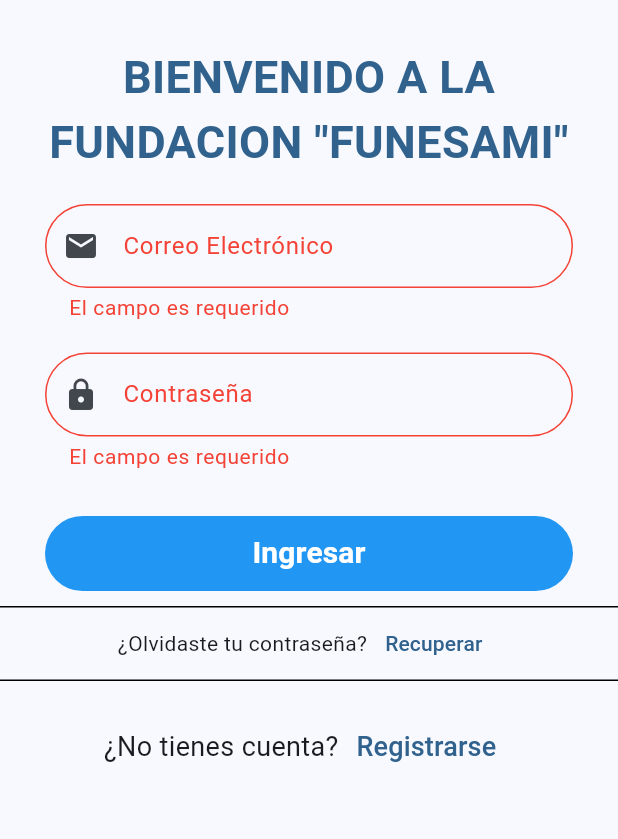
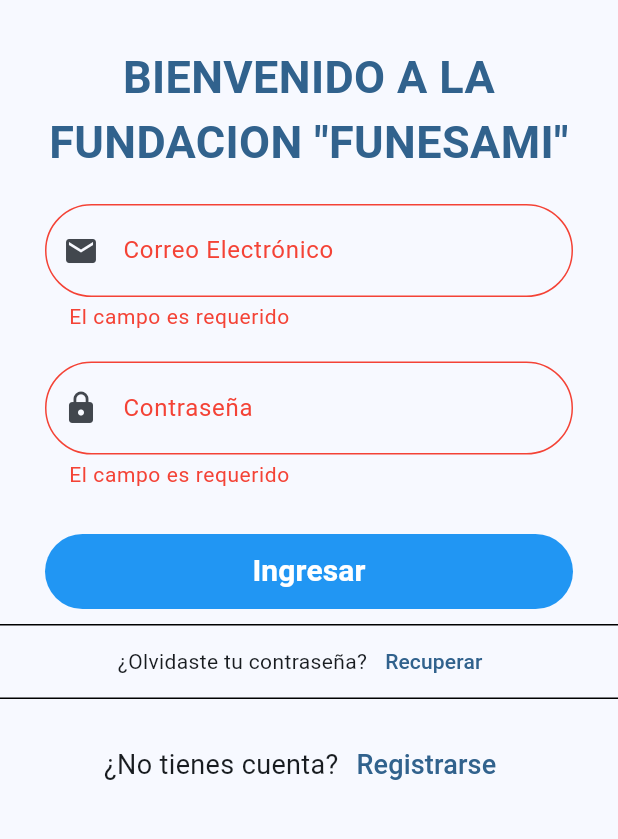
Before and after one commit to aaquinonez01/fundacion_app_paciente, a Flutter app: the screen it shows after launch, after a tap on "Ingresar", on a phone screen of 412 x 824 dp, the part 300-1139 px from its top. Run offline on Flutter 3.47's test engine with Material 3 defaults, Android fonts, the phone set to English and light mode, and no system bars; our stand-ins replace dio, flutter_dotenv, flutter_riverpod, formz, go_router, shared_preferences; network calls fail.

Commit message:
Update changes

```diff
--- a/lib/auth/presentation/providers/login_form_provider.dart
+++ b/lib/auth/presentation/providers/login_form_provider.dart
@@ -43,11 +43,7 @@ class FormularioNotifier extends StateNotifier<FormularioState> {
 
     try {
       // Simula un proceso de envío
-      print('Enviando formulario...');
-      print(state.email.value);
-      print(state.password.value);
       await loginUserCallback(state.email.value, state.password.value);
-      print('Formulario enviado con éxito');
     } catch (e) {
       print('Error al enviar el formulario: $e');
     } finally {
--- /dev/null
+++ b/lib/auth/presentation/screens/check_auth_status_screen.dart
@@ -0,0 +1,14 @@
+import 'package:flutter/material.dart';
+
+class CheckAuthStatusScreen extends StatelessWidget {
+  const CheckAuthStatusScreen({super.key});
+
+  @override
+  Widget build(BuildContext context) {
+    return const Scaffold(
+      body: Center(
+        child: CircularProgressIndicator(strokeWidth: 2),
+      ),
+    );
+  }
+}
--- a/lib/auth/presentation/widgets/login_form.dart
+++ b/lib/auth/presentation/widgets/login_form.dart
@@ -1,7 +1,7 @@
 import 'package:flutter/material.dart';
 import 'package:flutter_riverpod/flutter_riverpod.dart';
 import 'package:fundacion_paciente_app/auth/presentation/providers/login_form_provider.dart';
-import 'package:fundacion_paciente_app/shared/presentation/widgets/custom_text_form_field.dart';
+import 'package:fundacion_paciente_app/shared/presentation/widgets/custom_text_form_fiield.dart';
 
 class LoginForm extends ConsumerWidget {
   const LoginForm({
--- a/lib/auth/presentation/widgets/register_form.dart
+++ b/lib/auth/presentation/widgets/register_form.dart
@@ -1,7 +1,7 @@
 import 'package:flutter/material.dart';
 import 'package:flutter_riverpod/flutter_riverpod.dart';
 import 'package:fundacion_paciente_app/auth/presentation/providers/register_form_provider.dart';
-import 'package:fundacion_paciente_app/shared/presentation/widgets/custom_text_form_field.dart';
+import 'package:fundacion_paciente_app/shared/presentation/widgets/custom_text_form_fiield.dart';
 
 class RegisterForm extends ConsumerWidget {
   const RegisterForm({
--- a/lib/config/constants/enviroments.dart
+++ b/lib/config/constants/enviroments.dart
@@ -3,6 +3,7 @@ import 'package:flutter_dotenv/flutter_dotenv.dart';
 class Environment {
   static initEnvironment() async {
     await dotenv.load(fileName: '.env');
+    print('API_URL: ${dotenv.env['API_URL_DEVELOPMENT']}');
   }
 
   static String apiUrl =
--- /dev/null
+++ b/lib/config/routes/app_router_notifier.dart
@@ -0,0 +1,27 @@
+import 'package:flutter/foundation.dart';
+import 'package:flutter_riverpod/flutter_riverpod.dart';
+import 'package:fundacion_paciente_app/auth/presentation/providers/auth_provider.dart';
+
+final goRouterNotifierProvider = Provider((ref) {
+  final authNotifier = ref.read(authProvider.notifier);
+  return GoRouterNotifier(authNotifier);
+});
+
+class GoRouterNotifier extends ChangeNotifier {
+  final AuthNotifier _authNotifier;
+
+  AuthStatus _authStatus = AuthStatus.checking;
+
+  GoRouterNotifier(this._authNotifier) {
+    _authNotifier.addListener((state) {
+      authStatus = state.authStatus;
+    });
+  }
+
+  AuthStatus get authStatus => _authStatus;
+
+  set authStatus(AuthStatus value) {
+    _authStatus = value;
+    notifyListeners();
+  }
+}
--- a/lib/config/routes/app_routes.dart
+++ b/lib/config/routes/app_routes.dart
@@ -1,27 +1,67 @@
+import 'package:flutter_riverpod/flutter_riverpod.dart';
+import 'package:fundacion_paciente_app/auth/presentation/providers/auth_provider.dart';
+import 'package:fundacion_paciente_app/auth/presentation/screens/check_auth_status_screen.dart';
 import 'package:fundacion_paciente_app/auth/presentation/screens/login_screen.dart';
 import 'package:fundacion_paciente_app/auth/presentation/screens/register_screen.dart';
+import 'package:fundacion_paciente_app/config/routes/app_router_notifier.dart';
 import 'package:fundacion_paciente_app/home/presentation/screens/home_screen.dart';
 import 'package:fundacion_paciente_app/home/presentation/screens/register_patient_screen.dart';
 import 'package:go_router/go_router.dart';
 
-final appRouter = GoRouter(initialLocation: '/login', routes: [
-  // Define the home route
+final goRouterProvider = Provider((ref) {
+  final goRouterNotifier = ref.read(goRouterNotifierProvider);
+
+  return GoRouter(
+    initialLocation: '/splash',
+    refreshListenable: goRouterNotifier,
+    routes: [
+      ///* Primera pantalla
+      GoRoute(
+        path: '/splash',
+        builder: (context, state) => const CheckAuthStatusScreen(),
+      ),
+
+      ///* Auth Routes
       GoRoute(
         path: '/login',
-      name: LoginScreen.name,
-      builder: (context, state) => const LoginScreen()),
+        builder: (context, state) => const LoginScreen(),
+      ),
       GoRoute(
         path: '/register',
-    name: RegisterScreen.name,
         builder: (context, state) => const RegisterScreen(),
       ),
+
+      ///* Product Routes
       GoRoute(
-      path: '/home',
-      name: HomeScreen.name,
-      builder: (context, state) => const HomeScreen()),
-
+        path: '/',
+        builder: (context, state) => const HomeScreen(),
+      ),
       GoRoute(
           path: '/register-patient',
-      name: RegisterPatientScreen.name,
-      builder: (context, state) => const RegisterPatientScreen())
-]);
+          builder: (context, state) => RegisterPatientScreen()),
+    ],
+    redirect: (context, state) {
+      final isGoingTo = state.uri.path;
+      final authStatus = goRouterNotifier.authStatus;
+
+      if (isGoingTo == '/splash' && authStatus == AuthStatus.checking)
+        return null;
+
+      if (authStatus == AuthStatus.notAuthenticated) {
+        if (isGoingTo == '/login' || isGoingTo == '/register') return null;
+
+        return '/login';
+      }
+
+      if (authStatus == AuthStatus.authenticated) {
+        if (isGoingTo == '/login' ||
+            isGoingTo == '/register' ||
+            isGoingTo == '/splash') {
+          return '/';
+        }
+      }
+
+      return null;
+    },
+  );
+});
--- a/lib/home/presentation/widgets/register_patient_part2.dart
+++ b/lib/home/presentation/widgets/register_patient_part2.dart
@@ -3,8 +3,7 @@ import 'package:flutter_riverpod/flutter_riverpod.dart';
 import 'package:fundacion_paciente_app/home/presentation/providers/page_register_patient.dart';
 import 'package:fundacion_paciente_app/home/presentation/providers/register_patient.dart';
 import 'package:fundacion_paciente_app/home/presentation/widgets/prueba.dart';
-import 'package:fundacion_paciente_app/shared/presentation/widgets/custom_dropdown_form_field.dart';
-import 'package:fundacion_paciente_app/shared/presentation/widgets/custom_text_form_field.dart';
+import 'package:fundacion_paciente_app/shared/presentation/widgets/custom_text_form_fiield.dart';
 
 class RegisterPatientPart2 extends ConsumerWidget {
   const RegisterPatientPart2({super.key});
@@ -75,7 +74,7 @@ class RegisterPatientPart2 extends ConsumerWidget {
         onChanged: (newAllergy) {
           ref
               .read(registerPatientProvider.notifier)
-              .onCurrentMedicationsChanged(newAllergy);
+              .onAllergiesChanged(newAllergy);
         },
       ),
       //Alergias
--- a/lib/main.dart
+++ b/lib/main.dart
@@ -10,11 +10,12 @@ void main() async {
   runApp(const ProviderScope(child: MainApp()));
 }
 
-class MainApp extends StatelessWidget {
+class MainApp extends ConsumerWidget {
   const MainApp({super.key});
 
   @override
-  Widget build(BuildContext context) {
+  Widget build(BuildContext context, WidgetRef ref) {
+    final appRouter = ref.watch(goRouterProvider);
     return MaterialApp.router(
       debugShowCheckedModeBanner: false,
       routerConfig: appRouter,
--- a/lib/shared/presentation/widgets/custom_text_form_field.dart
+++ b/lib/shared/presentation/widgets/custom_date_form_field.dart
@@ -1,7 +1,7 @@
 import 'package:flutter/material.dart';
 import 'package:intl/intl.dart';
 
-class CustomTextFormField extends StatefulWidget {
+class CustomDateFormField extends StatefulWidget {
   final String? label;
   final String? hint;
   final String? errorMessage;
@@ -13,7 +13,7 @@ class CustomTextFormField extends StatefulWidget {
   final bool isDatePicker;
   final String initialValue;
 
-  const CustomTextFormField({
+  const CustomDateFormField({
     super.key,
     this.label,
     this.hint,
@@ -31,7 +31,7 @@ class CustomTextFormField extends StatefulWidget {
   _CustomTextFormFieldState createState() => _CustomTextFormFieldState();
 }
 
-class _CustomTextFormFieldState extends State<CustomTextFormField> {
+class _CustomTextFormFieldState extends State<CustomDateFormField> {
   late TextEditingController _controller;
 
   @override
@@ -41,7 +41,7 @@ class _CustomTextFormFieldState extends State<CustomTextFormField> {
   }
 
   @override
-  void didUpdateWidget(covariant CustomTextFormField oldWidget) {
+  void didUpdateWidget(covariant CustomDateFormField oldWidget) {
     super.didUpdateWidget(oldWidget);
     if (widget.initialValue != oldWidget.initialValue) {
       _controller.text = widget.initialValue;
--- /dev/null
+++ b/lib/shared/presentation/widgets/custom_text_form_fiield.dart
@@ -0,0 +1,79 @@
+import 'package:flutter/material.dart';
+
+class CustomTextFormField extends StatelessWidget {
+  final String? label;
+  final String? hint;
+  final String? errorMessage;
+  final String? initialValue;
+  final bool obscureText;
+  final Icon? prefixIcon;
+  final TextInputType? keyboardType;
+  final Function(String)? onChanged;
+  final String? Function(String?)? validator;
+
+  const CustomTextFormField({
+    super.key,
+    this.label,
+    this.hint,
+    this.initialValue,
+    this.errorMessage,
+    this.prefixIcon,
+    this.obscureText = false,
+    this.keyboardType = TextInputType.text,
+    this.onChanged,
+    this.validator,
+  });
+
+  @override
+  Widget build(BuildContext context) {
+    final colors = Theme.of(context).colorScheme;
+
+    final border = OutlineInputBorder(
+        borderSide: const BorderSide(color: Colors.transparent),
+        borderRadius: BorderRadius.circular(40));
+
+    const borderRadius = Radius.circular(15);
+
+    return Container(
+      decoration: const BoxDecoration(
+        color: Colors.transparent,
+        borderRadius: BorderRadius.only(
+            topLeft: borderRadius,
+            bottomLeft: borderRadius,
+            bottomRight: borderRadius),
+      ),
+      child: TextFormField(
+        initialValue: initialValue,
+        onChanged: onChanged,
+        validator: validator,
+        obscureText: obscureText,
+        keyboardType: keyboardType,
+        style: const TextStyle(fontSize: 20, color: Colors.black54),
+        decoration: InputDecoration(
+          prefixIcon: prefixIcon,
+          border: OutlineInputBorder(
+              borderSide: const BorderSide(color: Colors.transparent),
+              borderRadius: BorderRadius.circular(40)),
+          floatingLabelStyle: const TextStyle(
+              color: Colors.black, fontWeight: FontWeight.bold, fontSize: 18),
+          errorStyle: const TextStyle(color: Colors.red, fontSize: 14),
+          errorBorder: OutlineInputBorder(
+              borderRadius: BorderRadius.circular(40),
+              borderSide: const BorderSide(color: Colors.red)),
+          focusedErrorBorder:
+              border.copyWith(borderSide: const BorderSide(color: Colors.red)),
+          label: label != null
+              ? Text(
+                  label!,
+                  style: TextStyle(
+                    color: errorMessage != null ? Colors.red : colors.primary,
+                  ),
+                )
+              : null,
+          hintText: hint,
+          errorText: errorMessage,
+        ),
+      ),
+    );
+  }
+}
--- a/pubspec.yaml
+++ b/pubspec.yaml
@@ -26,3 +26,4 @@ flutter:
   uses-material-design: true
   assets:
     - assets/images/
+    - .env
```
Also changed, not shown: lib/auth/infrastructure/datasources/auth_datasource_impl.dart (+5 -2 lines), lib/auth/infrastructure/mappers/user_mapper.dart (+20 -13 lines), lib/auth/presentation/providers/auth_provider.dart (+12 -2 lines), lib/auth/presentation/providers/register_form_provider.dart (+41 -3 lines), lib/home/presentation/providers/register_patient.dart (+16 -3 lines), lib/home/presentation/screens/home_screen.dart (+6 -4 lines), lib/home/presentation/widgets/register_patient_part1.dart (+6 -3 lines), pubspec.lock, 1 other file. Lines whose indentation alone changed are shown as unchanged.
